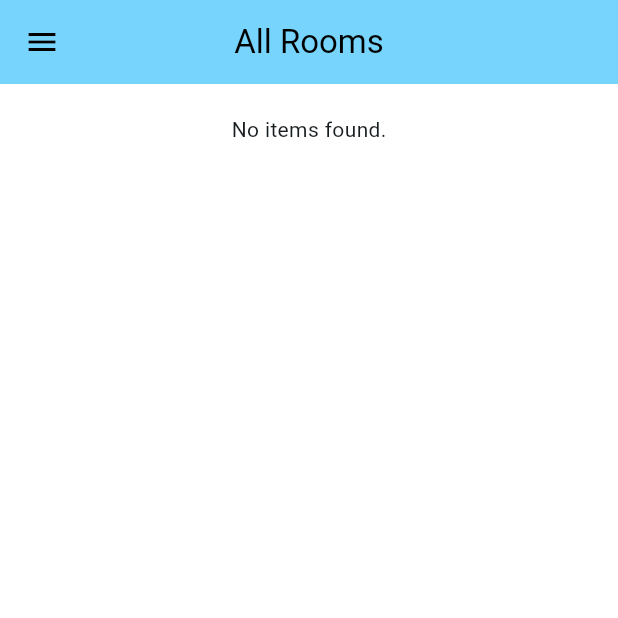
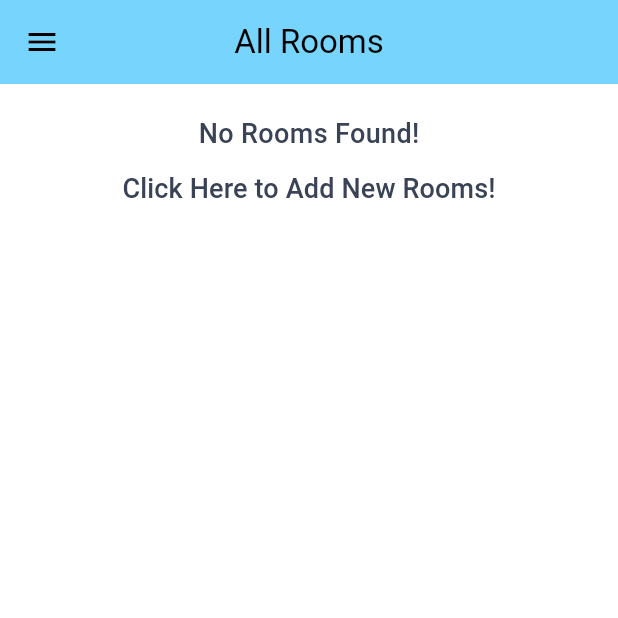
Before and after one commit to aunshpatel/the_hotel_app, a Flutter app: the RoomListings screen opened by its route, on a phone screen of 412 x 824 dp, the top half of it. Run offline on Flutter 3.47's test engine with Material 3 defaults, Android fonts, the phone set to English and light mode, and no system bars; our stand-ins replace cloud_firestore, dropdown_button2, firebase_auth, firebase_core, firebase_storage, image_picker and 1 more; accounts and stored records are empty.

Commit message:
Add All Rooms Page Link if no room exists

```diff
--- a/lib/room_listings.dart
+++ b/lib/room_listings.dart
@@ -42,12 +42,24 @@ class _RoomListingsState extends State<RoomListings> {
                 }
 
                 if (!snapshot.hasData || snapshot.data!.docs.isEmpty) {
-                  return const Center(child: Text('No items found.'));
+                  return Center(
+                    child: Column(
+                      children: [
+                        Text('No Rooms Found!', style: isDarkModeEnabled == false ? kDarkTextSize18 : kLightTextSize18),
+                        MaterialButton(
+                          onPressed: () {
+                            Navigator.pushNamed(context, '/add_new_room');
+                          },
+                          child: Text('Click Here to Add New Rooms!', style: isDarkModeEnabled == false ? kDarkTextSize18 : kLightTextSize18),
+                        )
+                      ],
+                    )
+                  );
                 }
 
                 final items = snapshot.data!.docs;
                 return SizedBox(
-                  height: MediaQuery.of(context).size.height - 200,
+                  height: MediaQuery.of(context).size.height - 145,
                   child: Scrollbar(
                     controller: _scrollController,
                     thumbVisibility: true,
@@ -64,18 +76,16 @@ class _RoomListingsState extends State<RoomListings> {
                             Row(
                               mainAxisAlignment: MainAxisAlignment.spaceAround,
                               children: [
-                                GestureDetector(
-                                  onTap: null,
-                                  child: Card(
+                                Card(
                                   child: SizedBox(
                                     width: 300,
                                     child: Padding(
-                                        padding: const EdgeInsets.all(10),
+                                      padding: const EdgeInsets.all(14),
                                       child: Column(
                                         crossAxisAlignment: CrossAxisAlignment.stretch,
                                         mainAxisAlignment: MainAxisAlignment.spaceBetween,
                                         children: [
-                                            Image.network(items[index]['images'][0], height: 80,),
+                                          Image.network(items[index]['images'][0], height: 140,),
                                           const SizedBox(height: 6,),
                                           Column(
                                             mainAxisAlignment: MainAxisAlignment.start,
@@ -172,11 +182,10 @@ class _RoomListingsState extends State<RoomListings> {
                                     ),
                                   ),
                                 ),
-                                ),
                               ],
                             ),
                             const SizedBox(
-                              height: 15,
+                              height: 20,
                             )
                           ],
                         );
```
Lines whose indentation alone changed are shown as unchanged.
